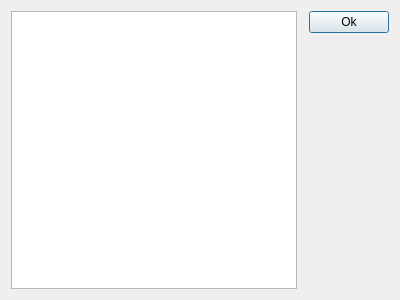
The window that logdialog.ui (openconnect/openconnect-gui) describes before a commit, drawn with Qt 5.
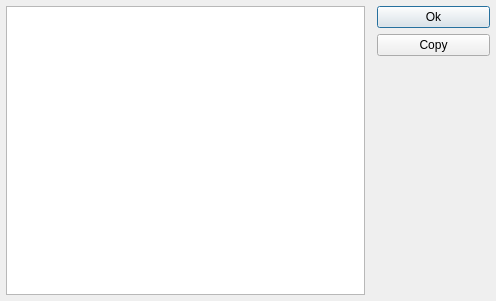
The same window after the commit.

```diff
--- a/logdialog.ui
+++ b/logdialog.ui
@@ -6,14 +6,17 @@
    <rect>
     <x>0</x>
     <y>0</y>
-    <width>400</width>
-    <height>300</height>
+    <width>496</width>
+    <height>301</height>
    </rect>
   </property>
   <property name="windowTitle">
    <string>View Log</string>
   </property>
-  <layout class="QGridLayout" name="gridLayout">
+  <layout class="QGridLayout" name="gridLayout" columnstretch="3,1">
+   <property name="margin">
+    <number>6</number>
+   </property>
    <item row="1" column="1">
     <layout class="QFormLayout" name="formLayout">
      <property name="labelAlignment">
@@ -32,6 +35,13 @@
        </property>
       </widget>
      </item>
+     <item row="1" column="1">
+      <widget class="QPushButton" name="copyButton">
+       <property name="text">
+        <string>Copy</string>
+       </property>
+      </widget>
+     </item>
     </layout>
    </item>
    <item row="1" column="0">
```
